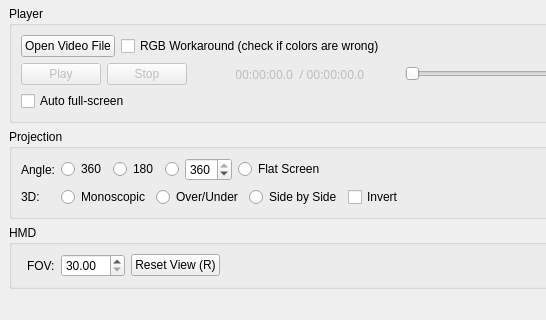
This is src/mainwindow.ui in evgenykislov/psvr_player as Qt 5 draws it before an edit; both pictures show x 0 to 546 and y 435 to 755 of the 817 by 755 pixel window. The edited form follows.
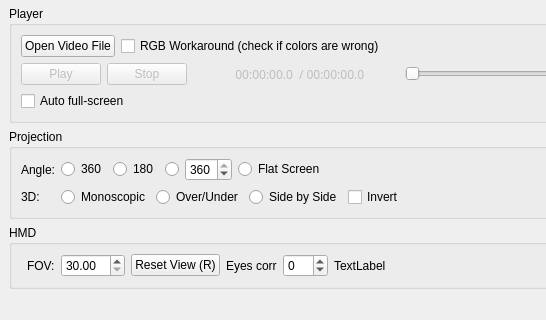
This is the edited form.

Commit message: Adds eyes distance settings.

Diff of the .ui file:
```diff
--- a/src/mainwindow.ui
+++ b/src/mainwindow.ui
@@ -466,6 +466,30 @@
            </property>
           </widget>
          </item>
+         <item>
+          <widget class="QLabel" name="label_5">
+           <property name="text">
+            <string>Eyes corr</string>
+           </property>
+          </widget>
+         </item>
+         <item>
+          <widget class="QSpinBox" name="EyesDispSpinBox">
+           <property name="minimum">
+            <number>-50</number>
+           </property>
+           <property name="maximum">
+            <number>50</number>
+           </property>
+          </widget>
+         </item>
+         <item>
+          <widget class="QLabel" name="EyesDistanceLabel">
+           <property name="text">
+            <string>TextLabel</string>
+           </property>
+          </widget>
+         </item>
          <item>
           <spacer name="horizontalSpacer_3">
            <property name="orientation">
```
Left out of the diff: 22 changed lines with no effect on the pictures. The commit also changes 6 other files.
